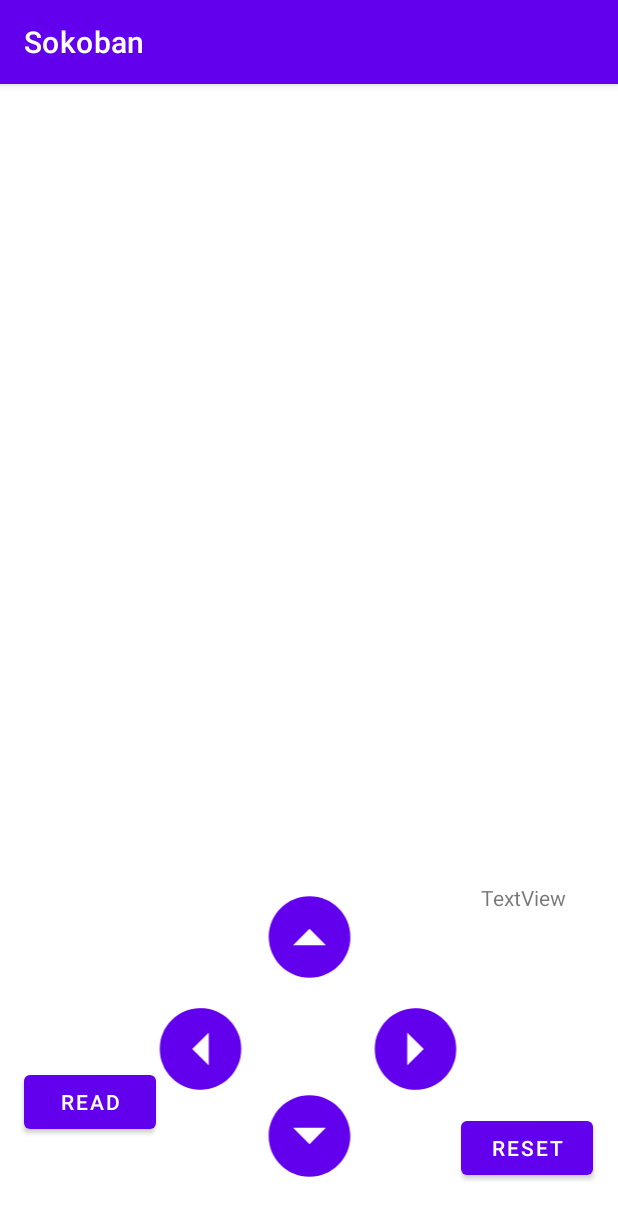
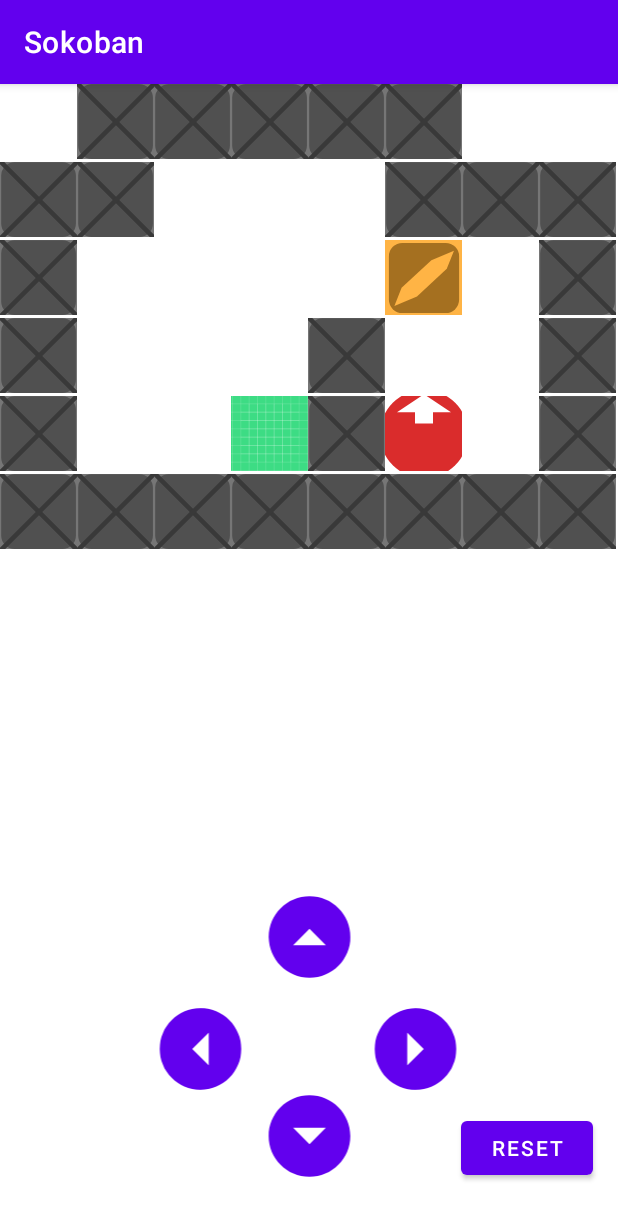
Before and after one commit to Aelhya/sokoban_dawin_a_2022, an Android app: the GameWithTxtFile screen opened directly, with no data from a screen before it, on a phone screen of 412 x 824 dp. Shown: the top 1219 px of the screen. Run offline under Robolectric (Android 15) with nearby library versions, the phone set to English and light mode, and no system bars.

Commit message:
tableau avec les img correspondantes à ce qu'il y a sur la map et deplacement du perso fait sans le niveau terminé

```diff
--- a/projet/app/src/main/java/com/example/sokoban/game/GameWithTxtFile.java
+++ b/projet/app/src/main/java/com/example/sokoban/game/GameWithTxtFile.java
@@ -8,6 +8,7 @@ import android.widget.GridView;
 import android.widget.TextView;
 
 import com.example.sokoban.R;
+import com.example.sokoban.utils.GridAdapter;
 import com.example.sokoban.utils.MatrixUtils;
 
 import java.io.BufferedReader;
@@ -17,14 +18,28 @@ import java.io.InputStreamReader;
 
 public class GameWithTxtFile extends Game {
     private GridView gridView;
+
+    // placement du personnage
+    private int posX;
+    private int posY;
     // taille du plateau
     private int tailleColonne, tailleLigne;
     private MatrixUtils matrixUtils;
+    private int[] images;
+
+    public int setPosYStart() {
+        int posPerso = this.positionTab1DDuPerso();
+        int pos = posPerso%tailleColonne;
+        return pos;
+    }
+
+    public int setPosXStart() {
+        return (this.positionTab1DDuPerso() - this.setPosYStart()) / tailleColonne;
+
+    }
 
     @Override
     protected void onCreate(Bundle savedInstanceState) {
-        System.out.println("coucou");
-
         super.onCreate(savedInstanceState);
         setContentView(R.layout.activity_with_txt_file);
         // les images des boutons
@@ -39,34 +54,113 @@ public class GameWithTxtFile extends Game {
         goHome = findViewById(R.id.goHome);
         goHome.setVisibility(View.INVISIBLE);
 
-        Button readValuesFromTxtFile = findViewById(R.id.buttonReadTxtFile);
-        TextView test = findViewById(R.id.test);
         tailleColonne = this.getTailleColumns();
         tailleLigne = this.getTailleLigne();
-        matrixUtils = new MatrixUtils(tailleColonne,tailleLigne);
+        matrixUtils = new MatrixUtils(tailleLigne,tailleColonne);
+        images = this.getImages();
+        posX = this.setPosXStart();
+        posY = this.setPosYStart();
 
         // transformer la grid view en matrice (tableau 2D)
-//        matrix = matrixUtils.arrayToMatrix(images);
+        matrix = matrixUtils.arrayToMatrix(images);
 
-//        gridView = findViewById(R.id.gridView);
-//        GridAdapter gridAdapter = new GridAdapter(GameDefault.this, images);
-//        gridView.setAdapter(gridAdapter);
+        gridView = findViewById(R.id.gridView);
+        GridAdapter gridAdapter = new GridAdapter(GameWithTxtFile.this, images);
+        gridView.setAdapter(gridAdapter);
 //
-//        // avoir la position des cibles
-//        setPositionTarget(matrix, matrixUtils);
-//        // déplacement à Gauche
-//        imgGauche.setOnClickListener(view -> interactions(matrix, posX, posY - 1, posX, posY - 2, gridAdapter, characterLeftImg));
-//        // déplacement à Droite
-//        imgDroite.setOnClickListener(view -> interactions(matrix, posX, posY + 1, posX, posY + 2, gridAdapter, characterRightImg));
-//        // déplacement en Haut
-//        imgHaut.setOnClickListener(view -> interactions(matrix, posX - 1, posY, posX - 2, posY, gridAdapter, characterUpImg));
-//        // déplacement en Bas
-//        imgBas.setOnClickListener(view -> interactions(matrix, posX + 1, posY, posX + 2, posY, gridAdapter, characterDownImg));
+        // avoir la position des cibles
+        setPositionTarget(matrix, matrixUtils);
+        // déplacement à Gauche
+        imgGauche.setOnClickListener(view -> interactions(matrix, posX, posY - 1, posX, posY - 2, gridAdapter, characterLeftImg));
+        // déplacement à Droite
+        imgDroite.setOnClickListener(view -> interactions(matrix, posX, posY + 1, posX, posY + 2, gridAdapter, characterRightImg));
+        // déplacement en Haut
+        imgHaut.setOnClickListener(view -> interactions(matrix, posX - 1, posY, posX - 2, posY, gridAdapter, characterUpImg));
+        // déplacement en Bas
+        imgBas.setOnClickListener(view -> interactions(matrix, posX + 1, posY, posX + 2, posY, gridAdapter, characterDownImg));
 
         // remise en l'état
-//        reset.setOnClickListener(view -> restartActivity());
-//        // retour à l'accueil
-//        goHome.setOnClickListener(view -> goHome());
+        reset.setOnClickListener(view -> restartActivity());
+        // retour à l'accueil
+        goHome.setOnClickListener(view -> goHome());
+    }
+
+    /**
+     * Réaliser les intéractions (déplacement) + déterminer si le jeu est fini
+     *
+     * @param matrix      int[][] le plateau
+     * @param newPosX     int  nouvelle coordonnée de X
+     * @param newPosY     int nouvelle coordonnée de Y
+     * @param afterPosX   int nouvelle coordonnée la case après X (si x changeant)
+     * @param afterPosY   int nouvelle coordonnée la case après Y (si y changeant)
+     * @param gridAdapter GridAdapter
+     * @param sprite      int image du joueur
+     */
+    private void interactions(int[][] matrix, int newPosX, int newPosY,
+                              int afterPosX, int afterPosY, GridAdapter gridAdapter, int sprite) {
+        deplacements(matrix, newPosX, newPosY,
+                afterPosX, afterPosY, gridAdapter, sprite);
+        gridAdapter.updateGridView(matrixUtils.matrixToArray(matrix));
+        if (isAllTargetValid(tailleColonne,tailleLigne)) {
+            cleanFinishedGame(imgDroite, imgHaut, imgGauche, imgBas, imgCarreBlanc, textFinished, goHome);
+        }
+    }
+
+    /**
+     * Réaliser les déplacements
+     *
+     * @param matrix      int[][] le plateau
+     * @param newPosX     int  nouvelle coordonnée de X
+     * @param newPosY     int nouvelle coordonnée de Y
+     * @param afterPosX   int nouvelle coordonnée la case après X (si x changeant)
+     * @param afterPosY   int nouvelle coordonnée la case après Y (si y changeant)
+     * @param gridAdapter GridAdapter
+     * @param sprite      int image du joueur
+     */
+    private void deplacements(int[][] matrix, int newPosX, int newPosY,
+                              int afterPosX, int afterPosY, GridAdapter gridAdapter, int sprite) {
+        int oldPosY;
+        int oldPosX;
+        if (matrix[newPosX][newPosY] == wallImg) {
+            System.out.println("Obstacle Mur ! Impossible de bouger");
+        } else if (matrix[newPosX][newPosY] == blockImg || matrix[newPosX][newPosY] == blockValidImg) {
+            if (matrix[afterPosX][afterPosY] == wallImg
+                    || matrix[afterPosX][afterPosY] == blockImg
+                    || matrix[afterPosX][afterPosY] == blockValidImg
+            ) {
+                System.out.println(" Obstacle Mur + Caisse ! Impossible de bouger la caisse");
+            } else {
+                System.out.println("Caisse bougée");
+                if (isOnTarget(afterPosX, afterPosY, tailleColonne)) {
+                    matrix[afterPosX][afterPosY] = blockValidImg;
+                } else {
+                    matrix[afterPosX][afterPosY] = blockImg;
+                }
+                matrix[posX][posY] = whiteImg;
+                oldPosX = posX;
+                oldPosY = posY;
+                posX = newPosX;
+                posY = newPosY;
+                matrix[posX][posY] = sprite;
+                // remettre la case de la cible
+                if (isOnTarget(oldPosX, oldPosY, tailleColonne)) {
+                    matrix[oldPosX][oldPosY] = targetImg;
+                }
+                gridView.invalidateViews();
+            }
+        } else {
+            // cas où pas d'obstacle
+            matrix[posX][posY] = whiteImg;
+            oldPosX = posX;
+            oldPosY = posY;
+            posX = newPosX;
+            posY = newPosY;
+            matrix[posX][posY] = sprite;
+            if (isOnTarget(oldPosX, oldPosY, tailleLigne)) {
+                matrix[oldPosX][oldPosY] = targetImg;
+            }
+            gridView.invalidateViews();
+        }
     }
 
 
@@ -100,8 +194,9 @@ public class GameWithTxtFile extends Game {
             readerCountColumns = new BufferedReader(new InputStreamReader(streamCountColumns));
             // lecture de la 1ere ligne
             line = readerCountColumns.readLine();
-            // récupération du derniere nb de la ligne qui est le num de colonne
-            countColumns = Integer.parseInt(line.substring(line.length()-1));
+            // récupération du dernier nb de la ligne +1 (ça commence à 0)
+            // qui est le num de colonne
+            countColumns = Integer.parseInt(line.substring(line.length()-1))+1;
             streamCountColumns.close();
             readerCountColumns.close();
         } catch (IOException ex){
@@ -111,4 +206,75 @@ public class GameWithTxtFile extends Game {
 
     }
 
+    /**
+     * Renvoie un tableau d'int 1D comportant toute la map récupérée depuis un
+     * fichier txt avec la valeur de l'img associée pour chaque élément
+     *
+     * @return tableau 1D d'int
+     */
+    private int[] getImages(){
+        InputStream inputStream;
+        BufferedReader readerEachLines;
+        String line="";
+        int[] array = null;
+        try {
+            AssetManager am = getAssets();
+            inputStream = am.open("gameboardLvl2.txt");
+            readerEachLines = new BufferedReader(new InputStreamReader(inputStream));
+            for(int x = 0; x <=this.tailleColonne*this.tailleLigne; x++){
+                // readline lit une ligne à la fois
+                line += readerEachLines.readLine();
+            }
+            // on remplace tous les espaces et les nombres par rien puis converison en tableau
+            String[] string = line.replaceAll("\\s+", "")
+                    .replaceAll("\\d","")
+                    .split("");
+            // initialisation d'un tableau de la taille de la map
+            array = new int[this.tailleColonne*this.tailleLigne];
+//
+            for (int i = 0; i < this.tailleColonne*this.tailleLigne; i++) {
+                switch (string[i]){
+                    case "#":
+                        string[i]= String.valueOf(wallImg);
+                        break;
+                    case ".":
+                        string[i] = String.valueOf((whiteImg));
+                        break;
+                    case "C":
+                        string[i] = String.valueOf((blockImg));
+                        break;
+                    case "x":
+                        string[i] = String.valueOf((targetImg));
+                        break;
+                    case "P":
+                        string[i] = String.valueOf((characterUpImg));
+                        break;
+                }
+                array[i] = Integer.parseInt(string[i]);
+            }
+            // on ferme le fichier lu et le lecteur du fichier
+            inputStream.close();
+            readerEachLines.close();
+        } catch (IOException ex){
+            ex.printStackTrace();
+        }
+        return array;
+    }
+
+    private int positionTab1DDuPerso(){
+        int[] tab1D = this.getImages();
+        int posPerso = 0;
+        boolean posPersoTrouve = false;
+        int size = tab1D.length;
+        while(posPersoTrouve==false){
+            for (int i = 0; i < size; i++) {
+                if(tab1D[i]==characterUpImg){
+                    posPerso= i;
+                    posPersoTrouve=true;
+                }
+            }
+        }
+        return posPerso;
+    }
+
 }
--- a/projet/app/src/main/res/layout/activity_with_txt_file.xml
+++ b/projet/app/src/main/res/layout/activity_with_txt_file.xml
@@ -91,19 +91,6 @@
         app:layout_constraintVertical_bias="0.843" />
 
     <Button
-        android:id="@+id/buttonReadTxtFile"
-        android:layout_width="wrap_content"
-        android:layout_height="wrap_content"
-        android:layout_marginTop="108dp"
-        android:text="READ"
-        app:layout_constraintBottom_toBottomOf="parent"
-        app:layout_constraintEnd_toEndOf="parent"
-        app:layout_constraintHorizontal_bias="0.049"
-        app:layout_constraintStart_toStartOf="parent"
-        app:layout_constraintTop_toBottomOf="@+id/gridView"
-        app:layout_constraintVertical_bias="0.428" />
-
-    <Button
         android:id="@+id/goHome"
         android:layout_width="wrap_content"
         android:layout_height="wrap_content"
@@ -126,17 +113,4 @@
         app:layout_constraintTop_toBottomOf="@+id/gridView"
         app:layout_constraintVertical_bias="0.2" />
 
-    <TextView
-        android:id="@+id/test"
-        android:layout_width="wrap_content"
-        android:layout_height="wrap_content"
-        android:layout_marginTop="27dp"
-        android:text="TextView"
-        app:layout_constraintBottom_toBottomOf="parent"
-        app:layout_constraintEnd_toEndOf="parent"
-        app:layout_constraintHorizontal_bias="0.903"
-        app:layout_constraintStart_toStartOf="parent"
-        app:layout_constraintTop_toBottomOf="@+id/gridView"
-        app:layout_constraintVertical_bias="0.032" />
-
 </androidx.constraintlayout.widget.ConstraintLayout>
```
Also changed, not shown: projet/app/src/main/assets/gameboardLvl2.txt (+7 -7 lines).
